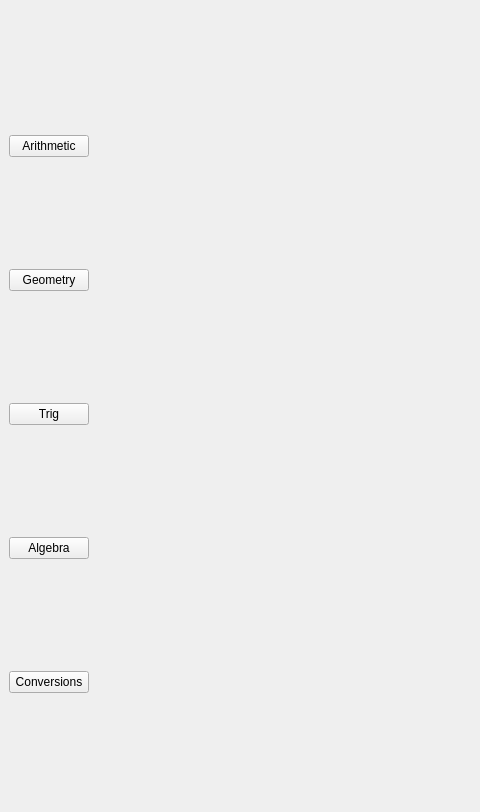
OxHazem/if-else-calculator, file GUI/UI/main.ui: the form before one commit; both pictures show x 0 to 480 and y 0 to 812 of the 1131 by 812 pixel window.
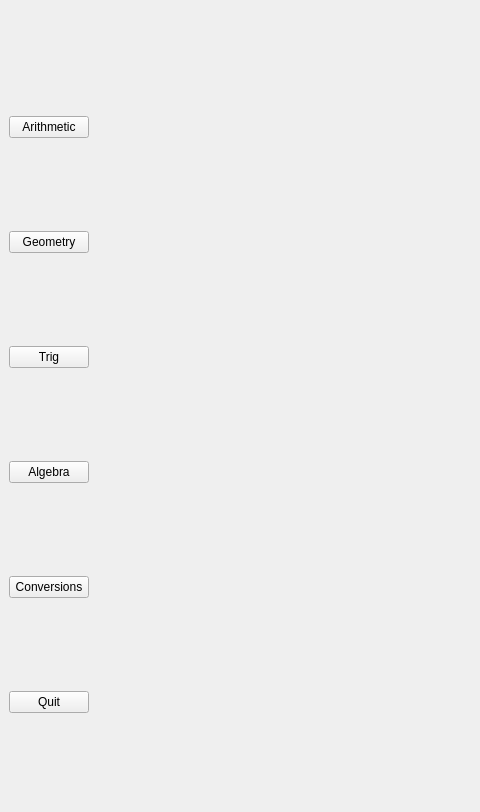
The form after the commit.

Commit message: Adding the quit btn in the ui

Diff of the .ui file:
```diff
--- a/GUI/UI/main.ui
+++ b/GUI/UI/main.ui
@@ -71,6 +71,13 @@
           </property>
          </widget>
         </item>
+        <item row="5" column="0">
+         <widget class="QPushButton" name="Quit_btn">
+          <property name="text">
+           <string>Quit</string>
+          </property>
+         </widget>
+        </item>
        </layout>
       </item>
       <item>
```
Left out of the diff: 14 changed lines with no effect on the pictures.
